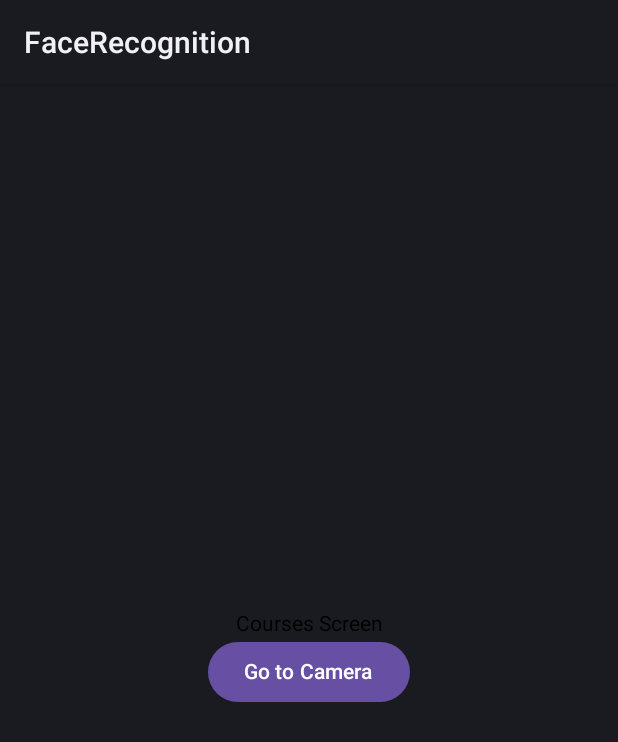
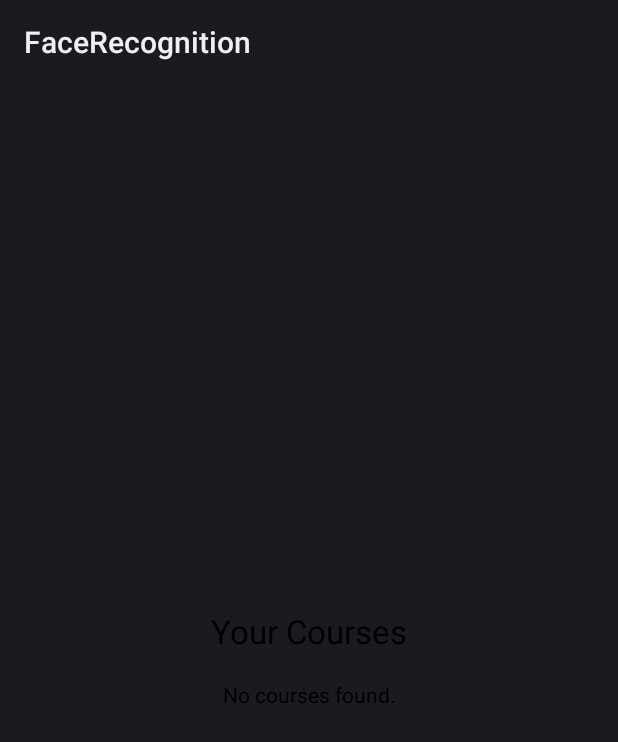
Before and after one commit to zulalmacit/FaceRecognitionApp, an Android app built with Jetpack Compose: the CoursesScreen screen opened through its navigation route, on a phone screen of 412 x 824 dp. Shown: the top 742 px of the screen. Run offline under Robolectric (Android 15) with nearby library versions, the phone set to English and light mode, and no system bars; our stand-ins replace Firebase (no records; nobody signed in at launch, a user with empty details on screens opened directly), Room's generated code.

Commit message:
firebase integration for courses screen

```diff
--- a/app/src/main/java/com/zulal/facerecognition/MainActivity.kt
+++ b/app/src/main/java/com/zulal/facerecognition/MainActivity.kt
@@ -16,6 +16,7 @@ import com.zulal.facerecognition.data.db.FaceDatabase
 import com.zulal.facerecognition.data.repository.RoomFaceRepository
 import com.zulal.facerecognition.ui.screen.AdminHomeScreen
 import com.zulal.facerecognition.ui.screen.AllUsersScreen
+import com.zulal.facerecognition.ui.screen.AttendanceHistoryScreen
 import com.zulal.facerecognition.ui.screen.CameraScreen
 import com.zulal.facerecognition.ui.screen.CoursesScreen
 import com.zulal.facerecognition.ui.screen.LoginScreen
@@ -57,8 +58,12 @@ fun AppNavigator() {
         composable("login") { LoginScreen(navController) }
         composable("camera") { CameraScreen(navController, faceViewModel) }
         composable("register") { RegisterScreen(navController) }
-        composable("courses") { CoursesScreen(navController, faceViewModel) }
+        composable("courses") { CoursesScreen(navController) }
         composable("all_users") { AllUsersScreen(navController, faceViewModel) }
         composable("adminhome") { AdminHomeScreen(navController) }
+        composable("attendance/{courseName}") { backStackEntry ->
+            val courseName = backStackEntry.arguments?.getString("courseName")
+            AttendanceHistoryScreen(navController, courseName ?: "Unknown Course")
+        }
     }
 }
--- a/app/src/main/java/com/zulal/facerecognition/ui/screen/CoursesScreen.kt
+++ b/app/src/main/java/com/zulal/facerecognition/ui/screen/CoursesScreen.kt
@@ -1,29 +1,76 @@
 package com.zulal.facerecognition.ui.screen
 
-import androidx.compose.foundation.layout.Arrangement
-import androidx.compose.foundation.layout.Column
-import androidx.compose.foundation.layout.fillMaxSize
-import androidx.compose.material3.Button
-import androidx.compose.material3.Text
-import androidx.compose.runtime.Composable
+import androidx.compose.foundation.layout.*
+import androidx.compose.material3.*
+import androidx.compose.runtime.*
+import androidx.compose.ui.Modifier
 import androidx.compose.ui.Alignment
-import androidx.compose.ui.Modifier
+import androidx.compose.ui.unit.dp
 import androidx.navigation.NavController
-import com.zulal.facerecognition.viewmodel.FaceViewModel
+import com.google.firebase.auth.FirebaseAuth
+import com.google.firebase.firestore.FirebaseFirestore
 
 @Composable
-fun CoursesScreen(navController: NavController, faceViewModel: FaceViewModel) {
-    Column(
-        Modifier.fillMaxSize(),
-        horizontalAlignment = Alignment.CenterHorizontally,
-        verticalArrangement = Arrangement.Center
+fun CoursesScreen(navController: NavController) {
+
+    val userId = FirebaseAuth.getInstance().currentUser?.uid
+    var courses by remember { mutableStateOf<List<String>>(emptyList()) }
+    var loading by remember { mutableStateOf(true) }
+
+    LaunchedEffect(Unit) {
+        if (userId != null) {
+            FirebaseFirestore.getInstance()
+                .collection("users")
+                .document(userId)
+                .get()
+                .addOnSuccessListener { doc ->
+                    val courseList = doc.get("courses") as? List<String> ?: emptyList()
+                    courses = courseList
+                    loading = false
+                }
+                .addOnFailureListener {
+                    loading = false
+                }
+        } else {
+            loading = false
+        }
+    }
+
+    Box(
+        modifier = Modifier.fillMaxSize(),
+        contentAlignment = Alignment.Center
     ) {
-        Text("Courses Screen")
 
-        Button(onClick = {
-            navController.navigate("camera")
-        }) {
-            Text("Go to Camera")
+        if (loading) {
+            CircularProgressIndicator()
+        } else {
+            Column(
+                modifier = Modifier
+                    .fillMaxWidth()
+                    .padding(20.dp),
+                horizontalAlignment = Alignment.CenterHorizontally
+            ) {
+                Text("Your Courses", style = MaterialTheme.typography.titleLarge)
+
+                Spacer(modifier = Modifier.height(20.dp))
+
+                if (courses.isEmpty()) {
+                    Text("No courses found.")
+                } else {
+                    courses.forEach { course ->
+                        Button(
+                            onClick = {
+                                navController.navigate("course_detail/${course}")
+                            },
+                            modifier = Modifier
+                                .fillMaxWidth()
+                                .padding(vertical = 6.dp)
+                        ) {
+                            Text(course)
+                        }
+                    }
+                }
+            }
         }
     }
 }
--- a/app/src/main/java/com/zulal/facerecognition/ui/screen/LoginScreen.kt
+++ b/app/src/main/java/com/zulal/facerecognition/ui/screen/LoginScreen.kt
@@ -118,7 +118,7 @@ fun LoginScreen(
                                         authViewModel.getUserRole(uid) { role ->
                                             when (role) {
                                                 "Student" -> {
-                                                    navController.navigate("camera") {
+                                                    navController.navigate("courses") {
                                                         popUpTo("login") { inclusive = true }
                                                     }
                                                 }
```
Also changed, not shown: app/src/main/java/com/zulal/facerecognition/ui/screen/AttendanceHistoryScreen.kt (added, +19 -0 lines), app/src/main/java/com/zulal/facerecognition/ui/screen/SplashScreen.kt (+4 -3 lines).
